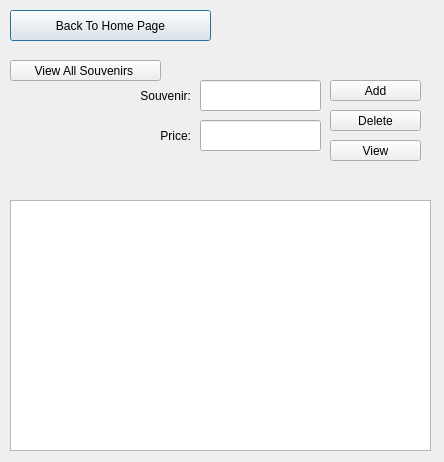
ellenyim8/project2, file modifysouvenirs.ui: the form before one commit.
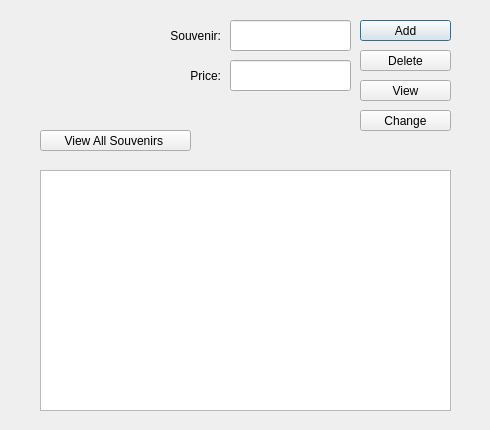
The form after the commit.

What changed in the file:
```diff
--- a/modifysouvenirs.ui
+++ b/modifysouvenirs.ui
@@ -6,31 +6,18 @@
    <rect>
     <x>0</x>
     <y>0</y>
-    <width>444</width>
-    <height>462</height>
+    <width>490</width>
+    <height>430</height>
    </rect>
   </property>
   <property name="windowTitle">
    <string>Dialog</string>
   </property>
-  <widget class="QPushButton" name="exit">
-   <property name="geometry">
-    <rect>
-     <x>10</x>
-     <y>10</y>
-     <width>201</width>
-     <height>31</height>
-    </rect>
-   </property>
-   <property name="text">
-    <string>Back To Home Page</string>
-   </property>
-  </widget>
   <widget class="QLabel" name="itemLabel">
    <property name="geometry">
     <rect>
-     <x>80</x>
-     <y>80</y>
+     <x>110</x>
+     <y>20</y>
      <width>111</width>
      <height>31</height>
     </rect>
@@ -48,8 +35,8 @@
   <widget class="QLabel" name="priceLabel">
    <property name="geometry">
     <rect>
-     <x>80</x>
-     <y>120</y>
+     <x>110</x>
+     <y>60</y>
      <width>111</width>
      <height>31</height>
     </rect>
@@ -67,10 +54,10 @@
   <widget class="QTextBrowser" name="report">
    <property name="geometry">
     <rect>
-     <x>10</x>
-     <y>200</y>
-     <width>421</width>
-     <height>251</height>
+     <x>40</x>
+     <y>170</y>
+     <width>411</width>
+     <height>241</height>
     </rect>
    </property>
    <property name="html">
@@ -84,8 +71,8 @@
   <widget class="QPushButton" name="addButtonSubmit">
    <property name="geometry">
     <rect>
-     <x>330</x>
-     <y>80</y>
+     <x>360</x>
+     <y>20</y>
      <width>91</width>
      <height>21</height>
     </rect>
@@ -97,8 +84,8 @@
   <widget class="QPushButton" name="deleteButtonSubmit">
    <property name="geometry">
     <rect>
-     <x>330</x>
-     <y>110</y>
+     <x>360</x>
+     <y>50</y>
      <width>91</width>
      <height>21</height>
     </rect>
@@ -110,8 +97,8 @@
   <widget class="QLineEdit" name="input_souvenir">
    <property name="geometry">
     <rect>
-     <x>200</x>
-     <y>80</y>
+     <x>230</x>
+     <y>20</y>
      <width>121</width>
      <height>31</height>
     </rect>
@@ -120,8 +107,8 @@
   <widget class="QLineEdit" name="input_price">
    <property name="geometry">
     <rect>
-     <x>200</x>
-     <y>120</y>
+     <x>230</x>
+     <y>60</y>
      <width>121</width>
      <height>31</height>
     </rect>
@@ -130,8 +117,8 @@
   <widget class="QPushButton" name="viewCurrentList">
    <property name="geometry">
     <rect>
-     <x>10</x>
-     <y>60</y>
+     <x>40</x>
+     <y>130</y>
      <width>151</width>
      <height>21</height>
     </rect>
@@ -143,8 +130,8 @@
   <widget class="QPushButton" name="viewButton">
    <property name="geometry">
     <rect>
-     <x>330</x>
-     <y>140</y>
+     <x>360</x>
+     <y>80</y>
      <width>91</width>
      <height>21</height>
     </rect>
@@ -153,6 +140,19 @@
     <string>View</string>
    </property>
   </widget>
+  <widget class="QPushButton" name="change">
+   <property name="geometry">
+    <rect>
+     <x>360</x>
+     <y>110</y>
+     <width>91</width>
+     <height>21</height>
+    </rect>
+   </property>
+   <property name="text">
+    <string>Change</string>
+   </property>
+  </widget>
   <zorder>report</zorder>
   <zorder>exit</zorder>
   <zorder>itemLabel</zorder>
```
Left out of the diff: 2 changed lines with no effect on the pictures.
